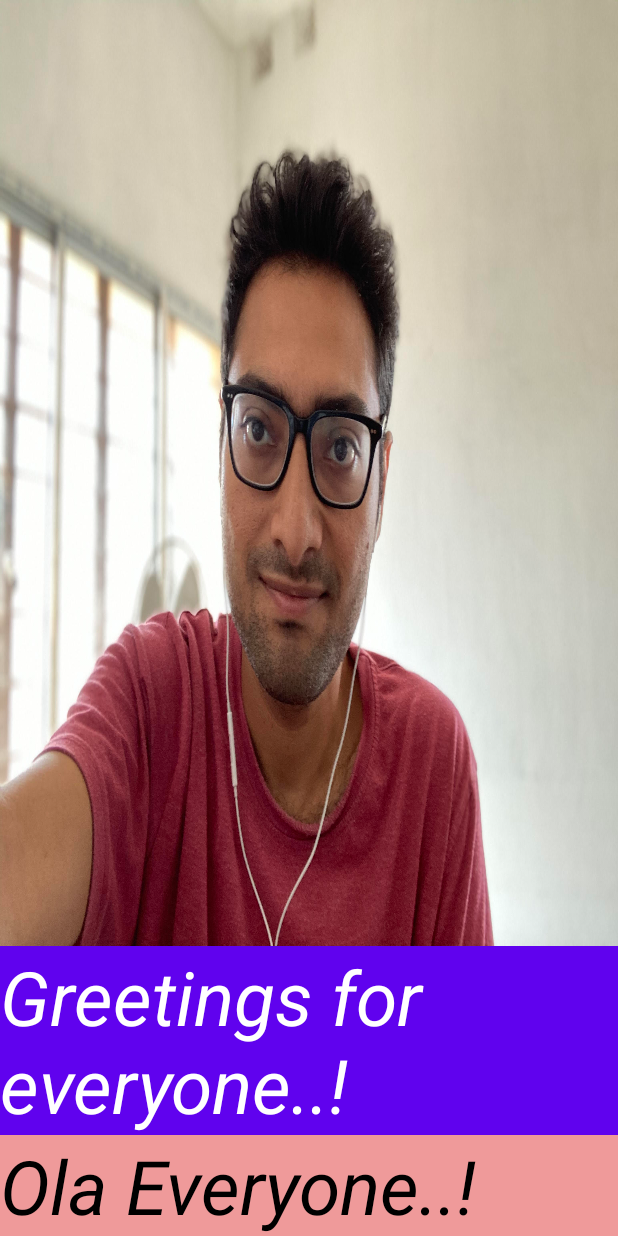
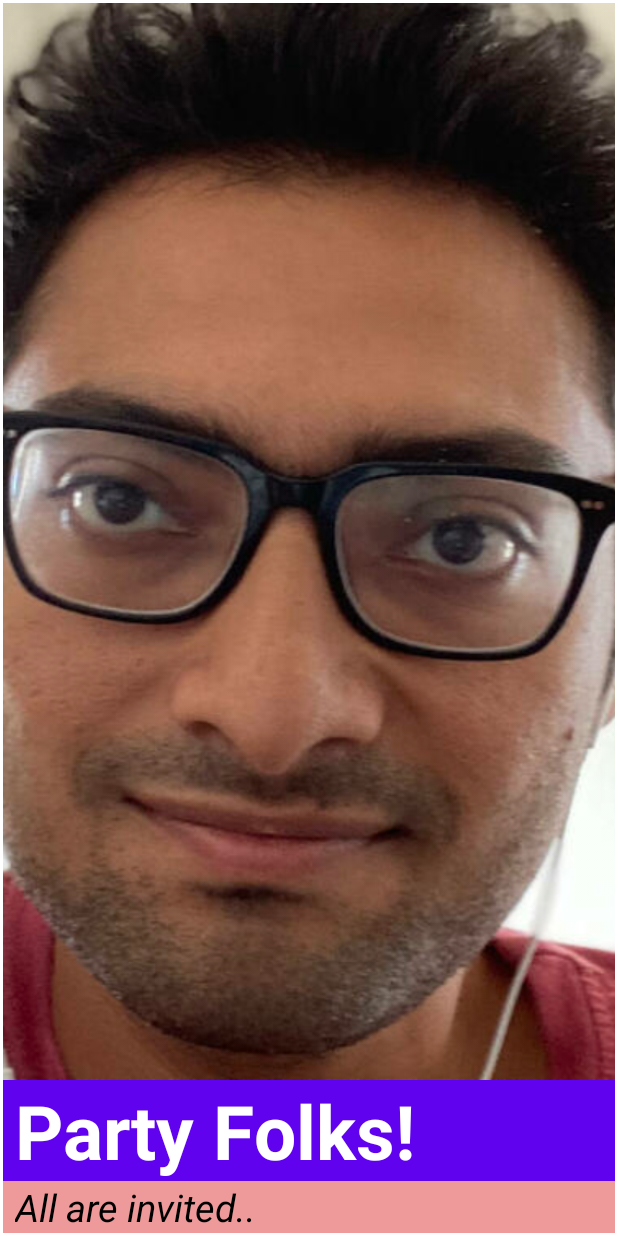
Before and after one commit to pogo420/AndroidLearning, an Android app: the layout activity_1_liner.xml on its own in the app's theme, with its tools: preview values and no code run, on a phone screen of 412 x 824 dp. Run offline under Robolectric (Android 15) with nearby library versions, the phone set to English and light mode, and no system bars.

Commit message:
App update

```diff
--- a/app/src/main/java/com/example/androidlearning/MainActivity.java
+++ b/app/src/main/java/com/example/androidlearning/MainActivity.java
@@ -3,18 +3,14 @@ package com.example.androidlearning;
 import android.os.Bundle;
 
 import com.google.android.material.floatingactionbutton.FloatingActionButton;
-import com.google.android.material.snackbar.Snackbar;
 
 import androidx.appcompat.app.AppCompatActivity;
 import androidx.appcompat.widget.Toolbar;
 
 import android.util.Log;
-import android.view.View;
 
 import android.view.Menu;
 import android.view.MenuItem;
-import android.widget.TextView;
-import android.widget.Toast;
 
 public class MainActivity extends AppCompatActivity {
 
@@ -24,7 +20,7 @@ public class MainActivity extends AppCompatActivity {
     @Override
     protected void onCreate(Bundle savedInstanceState) {
         super.onCreate(savedInstanceState);
-        setContentView(R.layout.relative_testing);
+        setContentView(R.layout.activity_1_liner);
         Toolbar toolbar = findViewById(R.id.toolbar);
         setSupportActionBar(toolbar);
 
--- a/app/src/main/res/layout/activity_1_liner.xml
+++ b/app/src/main/res/layout/activity_1_liner.xml
@@ -4,14 +4,16 @@
     xmlns:tools="http://schemas.android.com/tools"
     android:orientation="vertical"
     android:layout_width="match_parent"
-    android:layout_height="match_parent">
+    android:layout_height="match_parent"
+    android:layout_margin="2dp"
+    >
 
     <ImageView
         android:src="@drawable/profilepic"
         android:layout_weight="1"
         android:layout_width="match_parent"
         android:layout_height="0dp"
-        android:scaleType="fitXY"
+        android:scaleType="centerCrop"
         />
 
     <TextView
@@ -23,8 +25,9 @@
         android:layout_width="match_parent"
         android:layout_height="wrap_content"
         android:textSize="50sp"
-        android:text="Greetings for everyone..!"
-        android:textStyle="italic"
+        android:text="Party Folks!"
+        android:textStyle="bold"
+        android:paddingLeft="8dp"
         />
 
     <TextView
@@ -33,10 +36,11 @@
         android:textColor="@color/black"
         android:layout_width="match_parent"
         android:layout_height="wrap_content"
-        android:textSize="50sp"
+        android:textSize="25sp"
         android:layout_weight="0"
-        android:text="Ola Everyone..!"
+        android:text="All are invited.."
         android:textStyle="italic"
+        android:paddingLeft="8dp"
         />
 
 </LinearLayout>
```
Also changed, not shown: app/src/main/res/drawable/profilepic.jpg.
